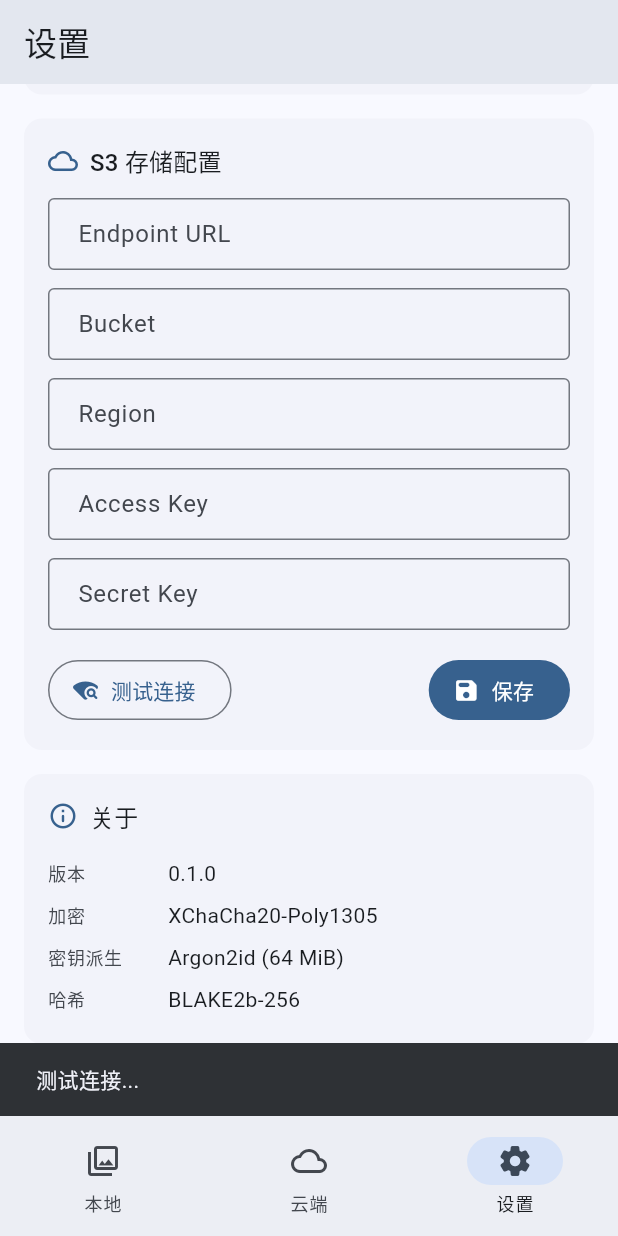
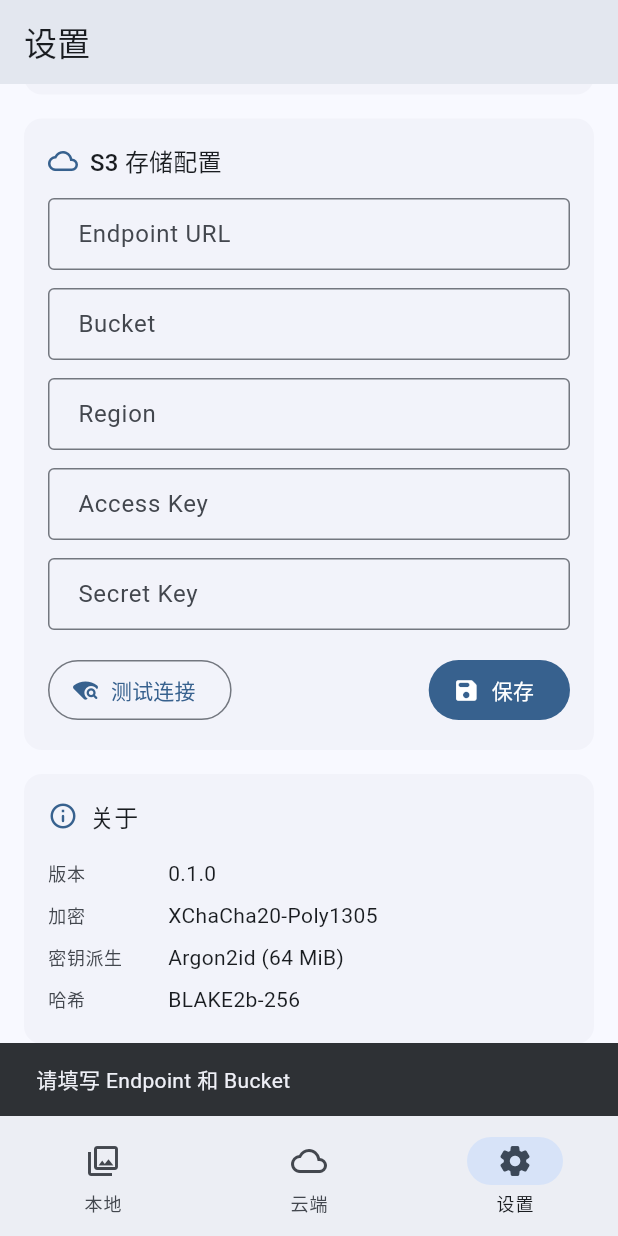
Before and after one commit to kungf/enpix, a Flutter app: the screen it shows after launch, item 3 of the bottom bar chosen, scrolled down 1152 dp, after a tap on "测试连接", on a phone screen of 412 x 824 dp. Run offline on Flutter 3.47's test engine with Material 3 defaults, Android fonts, the phone set to English and light mode, and no system bars; our stand-ins replace dio, flutter_riverpod, flutter_secure_storage; missing offline and left inert: cryptography, photo_manager.

Commit message:
feat: S3 connection test with visual feedback
- Test button shows loading spinner while testing
- Success: green checkmark icon + '连接成功'
- Failure: red error icon + '连接失败'
- Actually tests S3 connectivity via listObjects

```diff
--- a/lib/presentation/screens/settings/settings_screen.dart
+++ b/lib/presentation/screens/settings/settings_screen.dart
@@ -1,6 +1,7 @@
 import 'package:flutter/material.dart';
 import 'package:flutter_riverpod/flutter_riverpod.dart';
 import '../../../core/errors/storage_exception.dart';
+import '../../../domain/entities/storage_config.dart';
 import '../../../services/crypto/credential_service.dart';
 import '../../../services/providers.dart';
 import '../../../services/ttl/ttl_config.dart';
@@ -32,6 +33,8 @@ class _SettingsScreenState extends ConsumerState<SettingsScreen> {
   bool _hasPassphrase = false;
   bool _sessionActive = false;
   bool _hasS3Creds = false;
+  bool? _s3TestResult; // null = not tested, true = ok, false = fail
+  bool _s3Testing = false;
 
   @override
   void initState() {
@@ -123,7 +126,21 @@ class _SettingsScreenState extends ConsumerState<SettingsScreen> {
           _tf('Access Key', _accessKeyCtrl, obscure: true), const SizedBox(height: 12),
           _tf('Secret Key', _secretKeyCtrl, obscure: true), const SizedBox(height: 16),
           Row(children: [
-            OutlinedButton.icon(onPressed: () => ScaffoldMessenger.of(context).showSnackBar(const SnackBar(content: Text('测试连接...'))), icon: const Icon(Icons.wifi_find_rounded, size: 18), label: const Text('测试连接')),
+            OutlinedButton.icon(
+              onPressed: _s3Testing ? null : _testConnection,
+              icon: _s3Testing
+                  ? const SizedBox(width: 18, height: 18, child: CircularProgressIndicator(strokeWidth: 2))
+                  : Icon(
+                      _s3TestResult == true ? Icons.check_circle_rounded
+                          : _s3TestResult == false ? Icons.error_rounded
+                          : Icons.wifi_find_rounded,
+                      size: 18,
+                      color: _s3TestResult == true ? Colors.green
+                          : _s3TestResult == false ? Colors.red
+                          : null,
+                    ),
+              label: Text(_s3TestResult == true ? '连接成功' : _s3TestResult == false ? '连接失败' : '测试连接'),
+            ),
             const Spacer(), FilledButton.icon(onPressed: _saveS3Config, icon: const Icon(Icons.save_rounded, size: 18), label: const Text('保存')),
           ]),
         ]),
@@ -208,6 +225,32 @@ class _SettingsScreenState extends ConsumerState<SettingsScreen> {
     if (ok == true) { await _credService.resetAll(); await _loadState(); if (mounted) ScaffoldMessenger.of(context).showSnackBar(const SnackBar(content: Text('已重置'))); }
   }
 
+  Future<void> _testConnection() async {
+    final endpoint = _endpointCtrl.text.trim();
+    final bucket = _bucketCtrl.text.trim();
+    final region = _regionCtrl.text.trim();
+    if (endpoint.isEmpty || bucket.isEmpty) {
+      if (mounted) ScaffoldMessenger.of(context).showSnackBar(const SnackBar(content: Text('请填写 Endpoint 和 Bucket')));
+      return;
+    }
+    setState(() { _s3Testing = true; _s3TestResult = null; });
+    try {
+      final s3 = ref.read(s3ServiceProvider);
+      s3.configure(StorageConfig(
+        endpointUrl: endpoint,
+        bucketName: bucket,
+        region: region.isNotEmpty ? region : 'us-east-1',
+        accessKey: _accessKeyCtrl.text.trim(),
+        secretKey: _secretKeyCtrl.text.trim(),
+        updatedAt: DateTime.now().millisecondsSinceEpoch,
+      ));
+      await s3.listObjects('');
+      if (mounted) setState(() { _s3TestResult = true; _s3Testing = false; });
+    } catch (e) {
+      if (mounted) setState(() { _s3TestResult = false; _s3Testing = false; });
+    }
+  }
+
   Future<void> _saveS3Config() async {
     final endpoint = _endpointCtrl.text.trim();
     final bucket = _bucketCtrl.text.trim();
```
